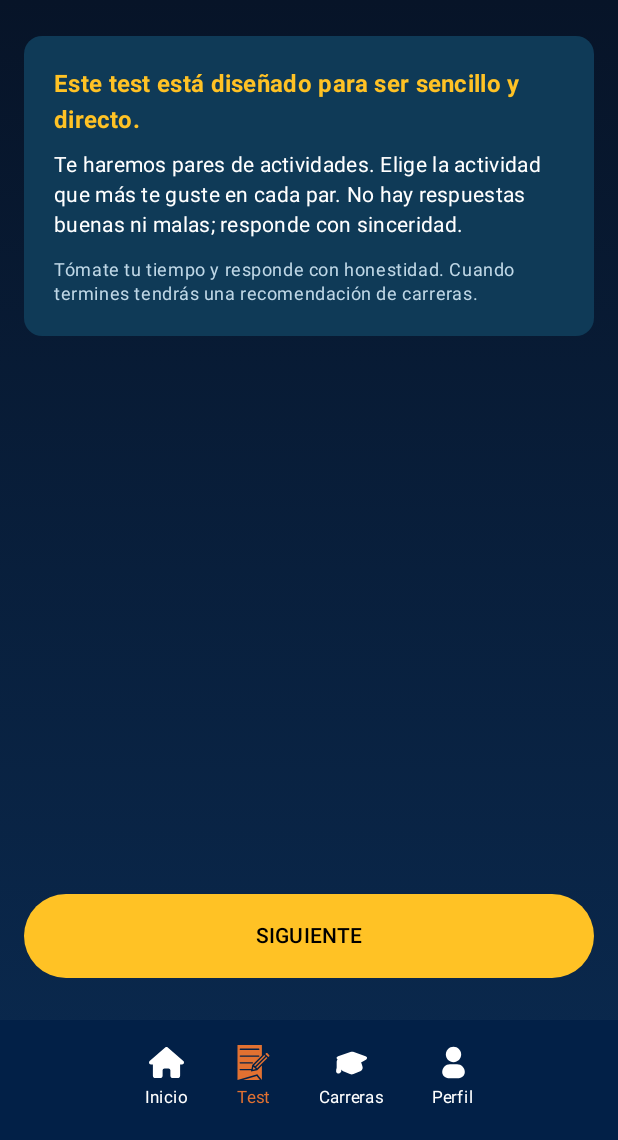
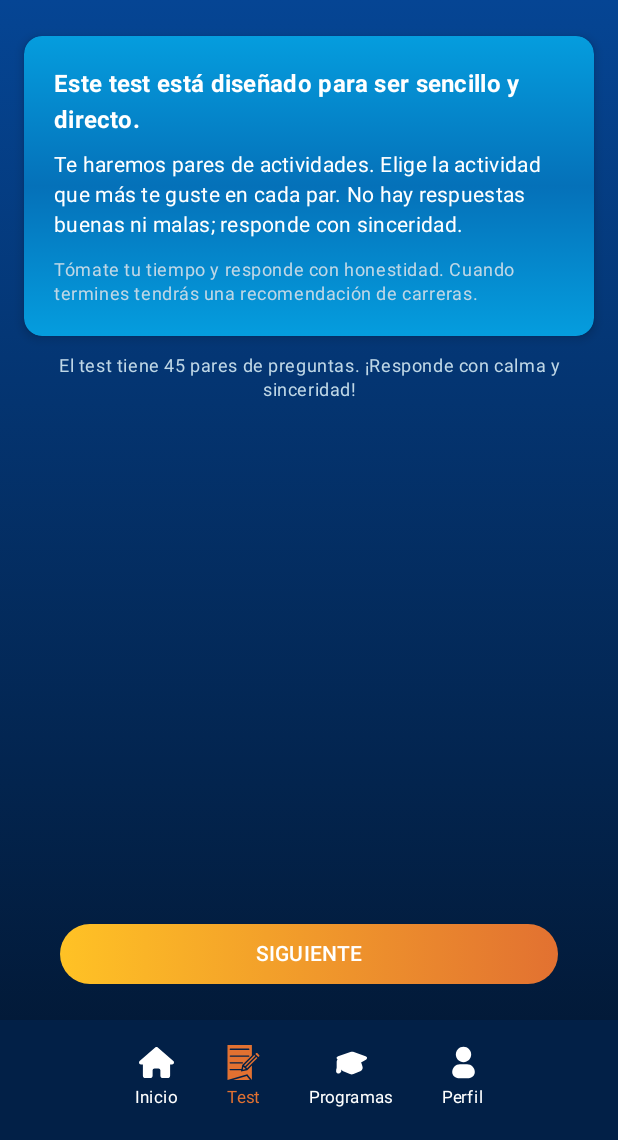
Before and after one commit to SantiagoPerezI2080/ProyectoTestVocacional, an Android app built with Jetpack Compose: the KuderTestScreen screen opened through its navigation route, after a tap on "Test", on a phone screen of 412 x 824 dp, the part 96-1236 px from its top. Run offline under Robolectric (Android 15) with nearby library versions, the phone set to English and light mode, and no system bars; our stand-ins replace Firebase (no records; nobody signed in at launch, a user with empty details on screens opened directly); 3 other taps on this screen came first.

Commit message:
Aplicacion de los backgrounds a todas las interfaces y gradient en botones

```diff
--- a/app/src/main/java/com/santiago/pantallastrabajodegrado/ui/components/BottomNav.kt
+++ b/app/src/main/java/com/santiago/pantallastrabajodegrado/ui/components/BottomNav.kt
@@ -25,7 +25,7 @@ private val amarilloAcento = Color(0xFFE27131)
 sealed class BottomNavItem(val route: String, val title: String, val icon: Int) {
     object Home : BottomNavItem("home", "Inicio", com.santiago.pantallastrabajodegrado.R.drawable.icon_house)
     object Test : BottomNavItem("kuder_intro", "Test", com.santiago.pantallastrabajodegrado.R.drawable.icon_testofi)
-    object Carreras : BottomNavItem("carreras", "Carreras", com.santiago.pantallastrabajodegrado.R.drawable.iccon_carrerasofi)
+    object Carreras : BottomNavItem("carreras", "Programas", com.santiago.pantallastrabajodegrado.R.drawable.iccon_carrerasofi)
     object Perfil : BottomNavItem("perfil", "Perfil", com.santiago.pantallastrabajodegrado.R.drawable.icon_perfil)
 }
 
--- a/app/src/main/java/com/santiago/pantallastrabajodegrado/ui/survey/KuderIntroScreen.kt
+++ b/app/src/main/java/com/santiago/pantallastrabajodegrado/ui/survey/KuderIntroScreen.kt
@@ -26,22 +26,28 @@ fun KuderIntroScreen(navController: NavController) {
         showLogo = false,
         title = "TEST VOCACIONAL",
         navBack = { navController.popBackStack() },
-        //onNotification = { /* acciones si las hay */ }
     ) { innerPadding ->
 
-        // Gradiente de fondo
-        val grad = Brush.verticalGradient(listOf(Color(0xFF071428), Color(0xFF0A2A50)))
+        // 🔹 Gradiente de fondo general
+        val gradBackground = Brush.verticalGradient(
+            listOf(Color(0xFF054594), Color(0xFF02152E))
+        )
+
+        // 🔹 Gradiente interno del Card
+        val gradCard = Brush.verticalGradient(
+            listOf(Color(0xFF059DDE), Color(0xFF0571B9), Color(0xFF059DDE))
+        )
 
         Column(
             modifier = Modifier
                 .fillMaxSize()
-                .padding(innerPadding) // importante: respeta la top bar
-                .background(grad)
+                .padding(innerPadding)
+                .background(gradBackground)
         ) {
-            // 1) Contenido scrollable: ocupa todo el espacio disponible excepto el requerido por el botón
+            // 1️⃣ Contenido principal scrollable
             Column(
                 modifier = Modifier
-                    .weight(1f) // ocupa espacio disponible (deja al botón su propio espacio)
+                    .weight(1f)
                     .fillMaxWidth()
                     .verticalScroll(rememberScrollState())
                     .padding(horizontal = 16.dp, vertical = 12.dp),
@@ -50,22 +56,27 @@ fun KuderIntroScreen(navController: NavController) {
             ) {
                 Spacer(modifier = Modifier.height(4.dp))
 
+                // 🔹 Card con gradiente
                 Card(
                     shape = RoundedCornerShape(12.dp),
                     modifier = Modifier
                         .fillMaxWidth()
                         .padding(top = 8.dp),
-                    colors = CardDefaults.cardColors(containerColor = Color(0xFF0F3A57))
+                    colors = CardDefaults.cardColors(containerColor = Color.Transparent),
+                    elevation = CardDefaults.cardElevation(defaultElevation = 4.dp)
+                ) {
+                    Box(
+                        modifier = Modifier
+                            .background(gradCard, shape = RoundedCornerShape(12.dp))
+                            .padding(20.dp)
                     ) {
                         Column(
-                        modifier = Modifier
-                            .fillMaxWidth()
-                            .padding(20.dp)
+                            modifier = Modifier.fillMaxWidth()
                         ) {
                             Text(
                                 text = "Este test está diseñado para ser sencillo y directo.",
                                 style = MaterialTheme.typography.titleMedium,
-                            color = Color(0xFFFFC225),
+                                color = Color.White,
                                 fontWeight = FontWeight.Bold,
                                 textAlign = TextAlign.Start
                             )
@@ -83,39 +94,58 @@ fun KuderIntroScreen(navController: NavController) {
                             )
                         }
                     }
+                }
 
-                // opcional: más contenido explicativo
                 Spacer(modifier = Modifier.height(12.dp))
-
-                // agrega espacio al final del scroll para que no quede pegado a la parte inferior interna
+                Text(
+                    text = "El test tiene 45 pares de preguntas. ¡Responde con calma y sinceridad!",
+                    style = MaterialTheme.typography.bodySmall,
+                    color = Color(0xFFBFD7E6),
+                    textAlign = TextAlign.Center
+                )
                 Spacer(modifier = Modifier.height(24.dp))
             }
 
-            // 2) Botón fijo en la parte inferior (fuera del scroll),
-            //    con navigationBarsPadding + padding(bottom = 96.dp) para estar seguro de que quede visible
-            Box(
+            // 2️⃣ Botón fijo inferior (idéntico comportamiento al de 'Enviar respuestas')
+            Column(
                 modifier = Modifier
                     .fillMaxWidth()
-                    .navigationBarsPadding() // evita solaparse con la nav bar del sistema o la botonera
-                    .padding(horizontal = 16.dp, vertical = 12.dp)
-                    // Nota: si tu BottomNavigation personalizada es más alta aumenta el bottom extra aquí
+                    .navigationBarsPadding()
                     .padding(bottom = 96.dp),
-                contentAlignment = Alignment.Center
+                horizontalAlignment = Alignment.CenterHorizontally
             ) {
                 Button(
                     onClick = { navController.navigate("kuder_test") },
-                    shape = RoundedCornerShape(28.dp),
                     colors = ButtonDefaults.buttonColors(
-                        containerColor = Color(0xFFFFC225),
+                        containerColor = Color.Transparent, // dejamos transparente para mostrar el gradiente
                         contentColor = Color.Black
                     ),
+                    shape = RoundedCornerShape(28.dp),
                     modifier = Modifier
                         .fillMaxWidth()
                         .height(56.dp)
+                        .padding(horizontal = 16.dp)
                 ) {
-                    Text("SIGUIENTE", fontWeight = FontWeight.SemiBold)
+                    // Fondo con gradiente
+                    Box(
+                        modifier = Modifier
+                            .fillMaxSize()
+                            .background(
+                                brush = Brush.horizontalGradient(
+                                    colors = listOf(Color(0xFFFFC225), Color(0xFFE27131))
+                                ),
+                                shape = RoundedCornerShape(28.dp)
+                            ),
+                        contentAlignment = Alignment.Center
+                    ) {
+                        Text(
+                            text = "SIGUIENTE",
+                            color = Color.White,
+                            fontWeight = FontWeight.SemiBold
+                        )
                     }
                 }
             }
         }
     }
+}
--- a/app/src/main/java/com/santiago/pantallastrabajodegrado/ui/survey/KuderTestScreen.kt
+++ b/app/src/main/java/com/santiago/pantallastrabajodegrado/ui/survey/KuderTestScreen.kt
@@ -2,6 +2,7 @@
 package com.santiago.pantallastrabajodegrado.ui.survey
 
 import android.util.Log
+import androidx.compose.foundation.background
 import androidx.compose.foundation.layout.*
 import androidx.compose.foundation.lazy.items
 import androidx.compose.foundation.lazy.LazyColumn
@@ -13,6 +14,7 @@ import androidx.lifecycle.viewmodel.compose.viewModel
 import com.santiago.pantallastrabajodegrado.data.Diada
 import com.santiago.pantallastrabajodegrado.viewmodel.KuderViewModel
 import androidx.compose.ui.Alignment
+import androidx.compose.ui.graphics.Brush
 import androidx.compose.ui.graphics.Color
 import androidx.navigation.NavController
 import androidx.compose.foundation.shape.RoundedCornerShape
@@ -25,32 +27,33 @@ import com.santiago.pantallastrabajodegrado.ui.components.ScreenWithTopBar
 
 @Composable
 fun KuderTestScreen(navController: NavController, vm: KuderViewModel? = null) {
-    // obtén el ViewModel correcto del activity (compatibilidad con tu arquitectura actual)
     val activity = LocalContext.current as ComponentActivity
     val viewModelInstance: KuderViewModel = vm ?: viewModel(activity)
     val diadas by viewModelInstance.diadas.collectAsState()
     val selecciones by viewModelInstance.selecciones.collectAsState()
 
-    LaunchedEffect(diadas) {
-        Log.d("KuderTestScreen", "Diadas cargadas: ${diadas.size}")
-    }
-
     val total = diadas.size
     val respondidas = selecciones.size
     val allAnswered = total > 0 && respondidas == total
+
+    // 🎨 Fondo general (vertical gradient)
+    val screenGradient = Brush.verticalGradient(
+        colors = listOf(Color(0xFF054594), Color(0xFF02152E))
+    )
 
     ScreenWithTopBar(
         showLogo = false,
         title = "TEST VOCACIONAL",
         navBack = { navController.popBackStack() },
-        //onNotification = { /* acciones si las hay */ }
     ) { inner ->
-        Column(
+        Box(
             modifier = Modifier
                 .padding(inner)
                 .fillMaxSize()
+                .background(screenGradient)
         ) {
-            // Header con contador (fijo en top del scrollable)
+            Column(modifier = Modifier.fillMaxSize()) {
+                // Header superior
                 Row(
                     modifier = Modifier
                         .fillMaxWidth()
@@ -66,50 +69,67 @@ fun KuderTestScreen(navController: NavController, vm: KuderViewModel? = null) {
                     )
                 }
 
-            // LazyColumn con poco contentPadding; el espacio queda en el item final
+                // Contenido scrollable
                 LazyColumn(
                     modifier = Modifier.fillMaxSize(),
                     verticalArrangement = Arrangement.spacedBy(12.dp),
                     contentPadding = PaddingValues(start = 12.dp, end = 12.dp, top = 0.dp, bottom = 12.dp)
                 ) {
                     items(diadas) { d ->
-                    DiadaCard(d, selected = selecciones[d.id], onSelect = { item -> viewModelInstance.seleccionar(d.id, item) })
+                        DiadaCard(
+                            diada = d,
+                            selected = selecciones[d.id],
+                            onSelect = { item -> viewModelInstance.seleccionar(d.id, item) }
+                        )
                     }
 
-                // pequeño spacer
-                item {
-                    Spacer(modifier = Modifier.height(6.dp))
-                }
+                    item { Spacer(modifier = Modifier.height(6.dp)) }
 
-                // ======= ITEM FINAL: Botón "Enviar y ver resultados" (con navigationBarsPadding) =======
+                    // ======= BOTÓN FINAL =======
                     item {
                         Column(
                             modifier = Modifier
                                 .fillMaxWidth()
-                            // NAV BAR padding aquí: evita que el botón quede debajo de la botonera
                                 .navigationBarsPadding()
-                            .padding(bottom = 96.dp), // suficiente para que quede visible sobre tu barra inferior
+                                .padding(bottom = 96.dp),
                             horizontalAlignment = Alignment.CenterHorizontally
                         ) {
+                            val buttonGradient = Brush.horizontalGradient(
+                                colors = listOf(Color(0xFFFFC225), Color(0xFFE27131))
+                            )
+
                             Button(
                                 onClick = {
                                     viewModelInstance.guardarRespuestasLocal()
-                                Log.d("KuderTestScreen", "Selecciones antes de navegar: ${viewModelInstance.selecciones.value}")
+                                    Log.d(
+                                        "KuderTestScreen",
+                                        "Selecciones antes de navegar: ${viewModelInstance.selecciones.value}"
+                                    )
                                     navController.navigate("kuder_results")
                                 },
                                 enabled = allAnswered,
+                                shape = RoundedCornerShape(28.dp),
                                 colors = ButtonDefaults.buttonColors(
-                                containerColor = if (allAnswered) Color(0xFFFFC225) else Color(0xFF3A4658),
-                                contentColor = if (allAnswered) Color.Black else Color.White
+                                    containerColor = Color.Transparent,
+                                    contentColor = if (allAnswered) Color.Black else Color.White,
+                                    disabledContainerColor = Color(0xFF3A4658),
+                                    disabledContentColor = Color.White
                                 ),
-                            shape = RoundedCornerShape(28.dp),
                                 modifier = Modifier
                                     .fillMaxWidth()
                                     .height(56.dp)
                                     .padding(horizontal = 16.dp)
+                                    .background(
+                                        if (allAnswered) buttonGradient else Brush.linearGradient(
+                                            listOf(Color(0xFF3A4658), Color(0xFF3A4658))
+                                        ),
+                                        shape = RoundedCornerShape(28.dp)
+                                    )
                             ) {
                                 Text(
-                                if (allAnswered) "Enviar y ver resultados" else "Completa todas las respuestas",
+                                    if (allAnswered) "Enviar y ver resultados"
+                                    else "Completa todas las respuestas",
+                                    color = if (allAnswered) Color.White else Color.White,
                                     fontWeight = FontWeight.SemiBold
                                 )
                             }
@@ -119,27 +139,54 @@ fun KuderTestScreen(navController: NavController, vm: KuderViewModel? = null) {
             }
         }
     }
+}
 
+// ===================== DIADA CARD =====================
 @Composable
 fun DiadaCard(diada: Diada, selected: Int?, onSelect: (Int) -> Unit) {
+    val cardGradient = Brush.verticalGradient(
+        colors = listOf(
+            Color(0xFF059DDE),
+            Color(0xFF0571B9),
+            Color(0xFF059DDE)
+        )
+    )
+
     Card(
-        modifier = Modifier.fillMaxWidth(),
-        colors = CardDefaults.cardColors(containerColor = Color(0xFF123258)),
-        shape = RoundedCornerShape(12.dp)
+        modifier = Modifier
+            .fillMaxWidth()
+            .background(cardGradient, shape = RoundedCornerShape(12.dp)),
+        shape = RoundedCornerShape(12.dp),
+        colors = CardDefaults.cardColors(containerColor = Color.Transparent)
     ) {
-        Column(modifier = Modifier.padding(12.dp)) {
+        Column(
+            modifier = Modifier
+                .padding(12.dp)
+                .background(cardGradient, shape = RoundedCornerShape(12.dp))
+        ) {
             Row(
                 modifier = Modifier.fillMaxWidth(),
                 horizontalArrangement = Arrangement.SpaceBetween,
                 verticalAlignment = Alignment.CenterVertically
             ) {
-                Text(text = "Diada ${diada.id}", color = Color(0xFFFFC225), fontWeight = FontWeight.SemiBold)
-                Text(text = "(${diada.leftItem} • ${diada.rightItem})", color = Color(0xB3FFFFFF), fontSize = 12.sp)
+                Text(
+                    text = "Diada ${diada.id}",
+                    color = Color(0xFFFFC225),
+                    fontWeight = FontWeight.SemiBold
+                )
+                Text(
+                    text = "(${diada.leftItem} • ${diada.rightItem})",
+                    color = Color(0xB3FFFFFF),
+                    fontSize = 12.sp
+                )
             }
 
             Spacer(modifier = Modifier.height(8.dp))
 
-            Row(modifier = Modifier.fillMaxWidth(), horizontalArrangement = Arrangement.spacedBy(12.dp)) {
+            Row(
+                modifier = Modifier.fillMaxWidth(),
+                horizontalArrangement = Arrangement.spacedBy(12.dp)
+            ) {
                 Column(modifier = Modifier.weight(1f)) {
                     Text(text = diada.leftText, color = Color.White)
                     Spacer(modifier = Modifier.height(8.dp))
```
Also changed, not shown: app/src/main/java/com/santiago/pantallastrabajodegrado/ui/survey/KuderResultsScreen.kt (+17 -9 lines). Lines whose indentation alone changed are shown as unchanged.
